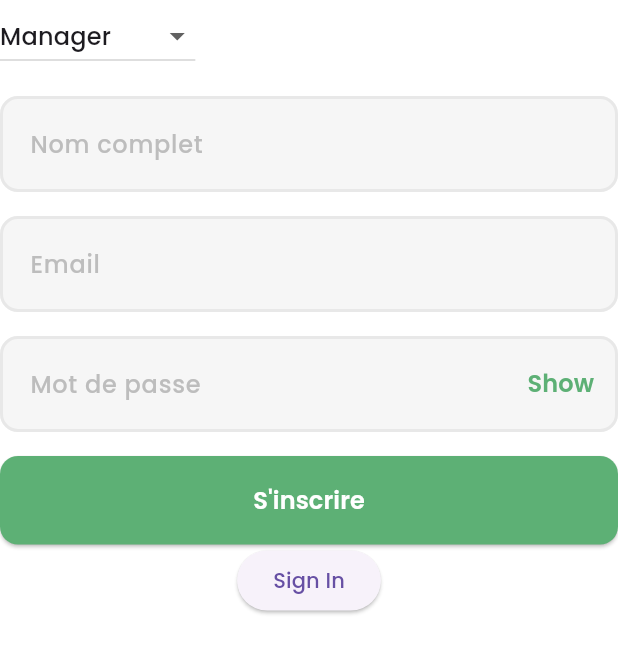
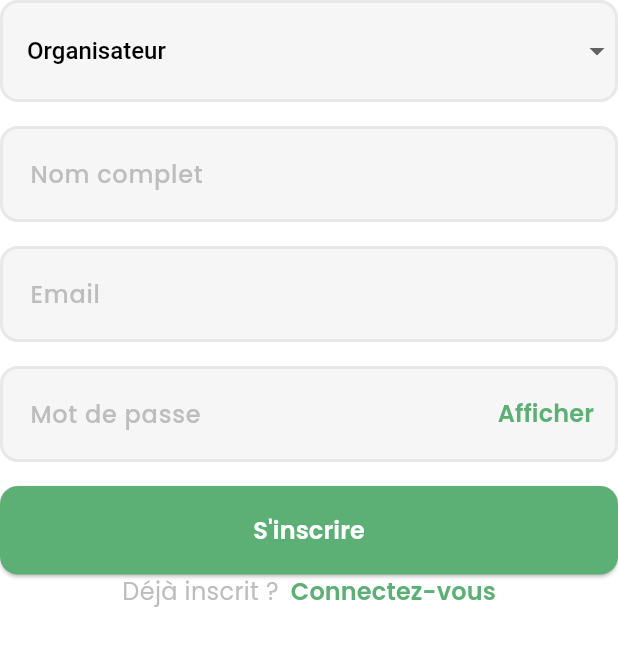
Before and after one commit to kermanager/mobile, a Flutter app: the SignUpScreen screen opened by its route, on a phone screen of 412 x 824 dp. Shown: the top 653 px of the screen. Run offline on Flutter 3.47's test engine with Material 3 defaults, Android fonts, the light colour scheme and no system bars; our stand-ins replace go_router, shared_preferences; missing offline and left inert: stripe_checkout; accounts and stored records are empty; network calls fail.

Commit message:
feat: style select

```diff
--- a/lib/screens/auth/sign_in_screen.dart
+++ b/lib/screens/auth/sign_in_screen.dart
@@ -7,7 +7,7 @@ import 'package:kermanager/theme/theme_color.dart';
 import 'package:kermanager/theme/theme_font.dart';
 import 'package:kermanager/theme/theme_size.dart';
 import 'package:kermanager/widgets/button.dart';
-import 'package:kermanager/widgets/form.dart';
+import 'package:kermanager/widgets/form_column.dart';
 import 'package:kermanager/widgets/link_button.dart';
 import 'package:kermanager/widgets/password_form_input.dart';
 import 'package:kermanager/widgets/text_form_input.dart';
@@ -100,7 +100,7 @@ class _SignInScreenState extends State<SignInScreen> {
                 ),
                 const SizedBox(height: ThemeSize.s16),
                 Button(
-                  label: 'Se connecter',
+                  label: "Se connecter",
                   onTap: _submit,
                 ),
               ],
@@ -118,7 +118,7 @@ class _SignInScreenState extends State<SignInScreen> {
                 ),
                 const SizedBox(width: ThemeSize.s8),
                 LinkButton(
-                  label: 'Inscrivez-vous',
+                  label: "Inscrivez-vous",
                   onTap: () {
                     context.push(AuthRoutes.signUp);
                   },
--- a/lib/screens/auth/sign_up_screen.dart
+++ b/lib/screens/auth/sign_up_screen.dart
@@ -3,9 +3,12 @@ import 'package:go_router/go_router.dart';
 
 import 'package:kermanager/services/auth_service.dart';
 import 'package:kermanager/api/api_response.dart';
+import 'package:kermanager/theme/theme_color.dart';
+import 'package:kermanager/theme/theme_font.dart';
 import 'package:kermanager/theme/theme_size.dart';
 import 'package:kermanager/widgets/button.dart';
-import 'package:kermanager/widgets/form.dart';
+import 'package:kermanager/widgets/form_column.dart';
+import 'package:kermanager/widgets/link_button.dart';
 import 'package:kermanager/widgets/password_form_input.dart';
 import 'package:kermanager/widgets/role_select.dart';
 import 'package:kermanager/widgets/text_form_input.dart';
@@ -42,12 +45,12 @@ class _SignUpScreenState extends State<SignUpScreen> {
           ),
         );
       } else {
+        context.pop();
         ScaffoldMessenger.of(context).showSnackBar(
           const SnackBar(
             content: Text('Sign up successful'),
           ),
         );
-        context.pop();
       }
     }
   }
@@ -88,19 +91,31 @@ class _SignUpScreenState extends State<SignUpScreen> {
                 ),
                 const SizedBox(height: ThemeSize.s16),
                 Button(
-                  label: 'S\'inscrire',
+                  label: "S'inscrire",
                   onTap: _submit,
                 ),
               ],
             ),
-            ElevatedButton(
-              onPressed: () {
-                context.pop();
-              },
-              child: const Text(
-                'Sign In',
-              ),
-            )
+            Row(
+              mainAxisAlignment: MainAxisAlignment.center,
+              children: [
+                const Text(
+                  "Déjà inscrit ?",
+                  style: TextStyle(
+                    fontSize: ThemeFontSize.s16,
+                    fontWeight: ThemeFontWeight.regular,
+                    color: ThemeColor.gray300,
+                  ),
+                ),
+                const SizedBox(width: ThemeSize.s8),
+                LinkButton(
+                  label: "Connectez-vous",
+                  onTap: () {
+                    context.pop();
+                  },
+                ),
+              ],
+            ),
           ],
         ),
       ),
--- a/lib/widgets/form_input.dart
+++ b/lib/widgets/form_input.dart
@@ -43,8 +43,8 @@ class _FormInputState extends State<FormInput> {
       ),
       decoration: InputDecoration(
         contentPadding: const EdgeInsets.symmetric(
-          horizontal: 16,
-          vertical: 20,
+          horizontal: ThemeSize.s16,
+          vertical: ThemeSize.s20,
         ),
         filled: true,
         fillColor: ThemeColor.gray100,
--- a/lib/widgets/password_form_input.dart
+++ b/lib/widgets/password_form_input.dart
@@ -38,7 +38,7 @@ class _PasswordFormInputState extends State<PasswordFormInput> {
       isObscureText: isObscureText,
       icon: widget.icon,
       suffix: LinkButton(
-        label: isObscureText ? 'Show' : 'Hide',
+        label: isObscureText ? 'Afficher' : 'Masquer',
         onTap: _toggleObscureText,
       ),
       defaultValue: widget.defaultValue,
--- a/lib/widgets/role_select.dart
+++ b/lib/widgets/role_select.dart
@@ -1,4 +1,7 @@
 import 'package:flutter/material.dart';
+import 'package:kermanager/theme/theme_color.dart';
+import 'package:kermanager/theme/theme_font.dart';
+import 'package:kermanager/theme/theme_size.dart';
 
 class RoleSelect extends StatefulWidget {
   final String defaultValue;
@@ -17,27 +20,53 @@ class RoleSelect extends StatefulWidget {
 class _RoleSelectState extends State<RoleSelect> {
   @override
   Widget build(BuildContext context) {
-    return DropdownButton<String>(
+    return Container(
+      width: double.infinity,
+      decoration: BoxDecoration(
+        color: ThemeColor.gray100,
+        borderRadius: BorderRadius.circular(ThemeFontSize.s12),
+        border: Border.all(
+          color: ThemeColor.gray200,
+          width: ThemeSize.s2,
+        ),
+      ),
+      child: DropdownButtonHideUnderline(
+        child: DropdownButtonFormField(
           value: widget.defaultValue,
           onChanged: (String? newValue) {
             setState(() {
               widget.onChange(newValue!);
             });
           },
+          dropdownColor: ThemeColor.white,
+          style: const TextStyle(
+            fontSize: ThemeFontSize.s16,
+            fontWeight: ThemeFontWeight.medium,
+            color: ThemeColor.black,
+          ),
+          decoration: const InputDecoration(
+            border: InputBorder.none,
+            contentPadding: EdgeInsets.symmetric(
+              horizontal: ThemeSize.s16,
+              vertical: ThemeSize.s20,
+            ),
+          ),
           items: const [
             DropdownMenuItem(
               value: 'MANAGER',
-          child: Text('Manager'),
+              child: Text('Organisateur'),
             ),
             DropdownMenuItem(
               value: 'STAND_HOLDER',
-          child: Text('Stand Holder'),
+              child: Text('Teneur de stand'),
             ),
             DropdownMenuItem(
               value: 'PARENT',
               child: Text('Parent'),
             ),
           ],
+        ),
+      ),
     );
   }
 }
```
Also changed, not shown: lib/widgets/form_column.dart (renamed from lib/widgets/form.dart). Lines whose indentation alone changed are shown as unchanged.
